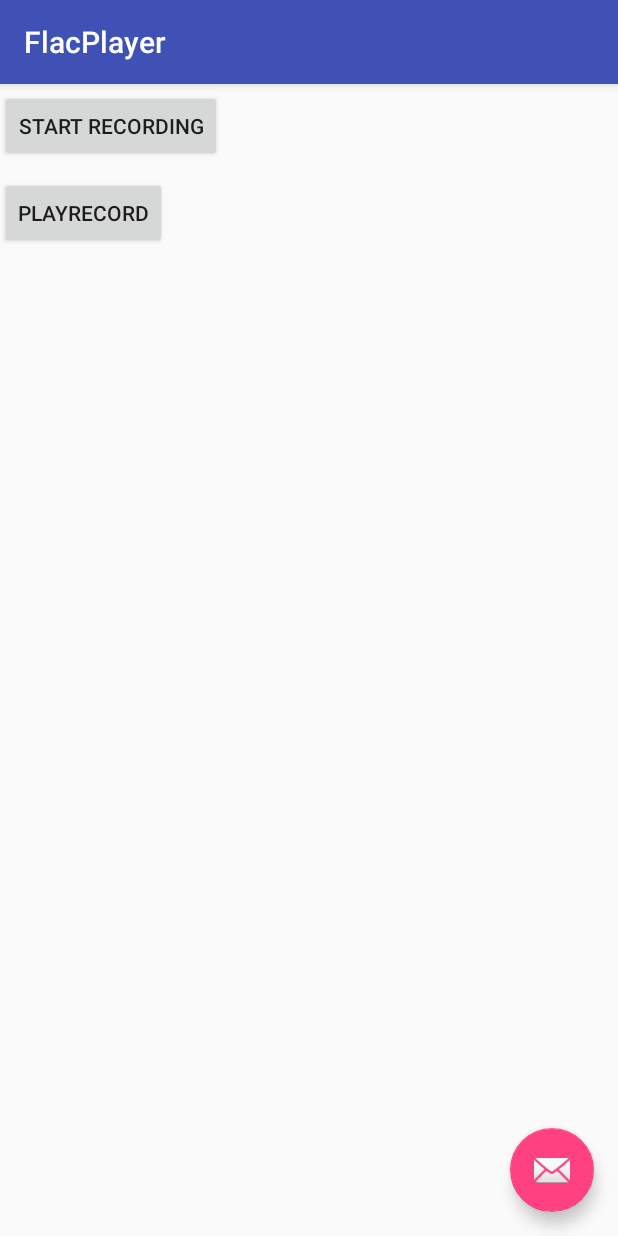
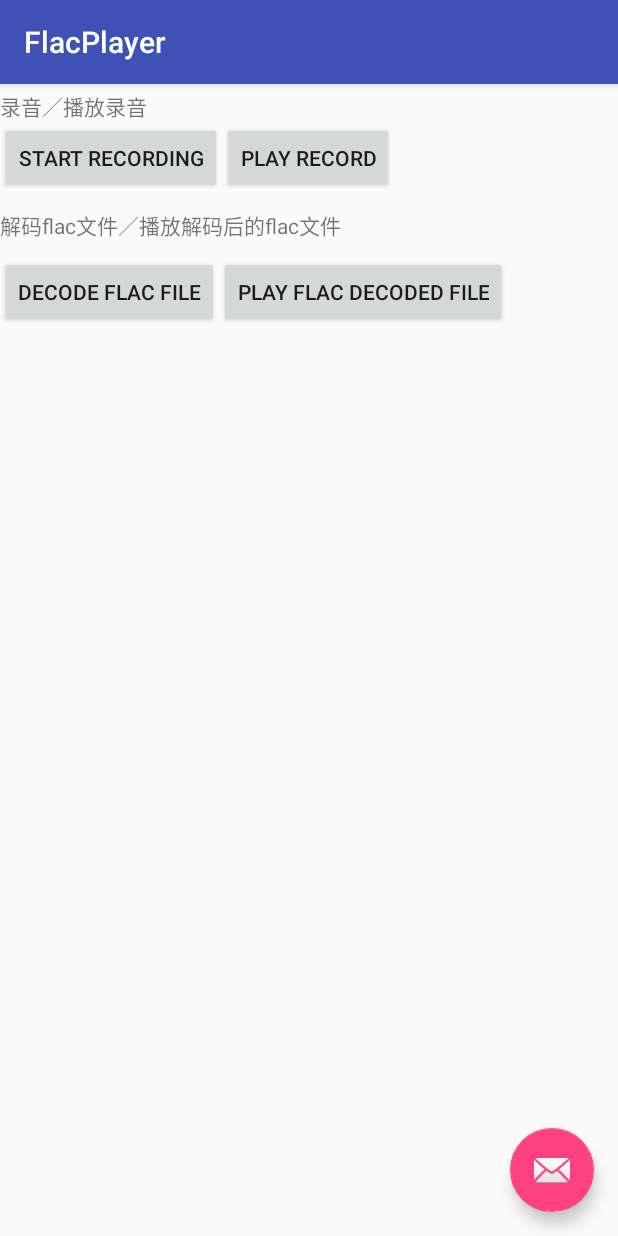
Before and after one commit to clybe/FlacPlayer, an Android app: the screen it shows after launch (MainActivity), on a phone screen of 412 x 824 dp. Run offline under Robolectric (Android 15) with nearby library versions, the light colour scheme and no system bars; libraries missing offline, so code that uses them is left out: com.nbsp.materialfilepicker.

Commit message:
add flac decoding

```diff
--- a/app/build.gradle
+++ b/app/build.gradle
@@ -36,5 +36,5 @@
     compile 'com.android.support:appcompat-v7:25.3.1'
     compile 'com.android.support.constraint:constraint-layout:1.0.2'
     compile 'com.android.support:design:25.3.1'
-    testCompile 'junit:junit:4.12'
+    compile 'com.nbsp:library:1.6'
 }
--- a/app/src/main/java/com/clybe/flacplayer/FileUtils.java
+++ b/app/src/main/java/com/clybe/flacplayer/FileUtils.java
@@ -19,4 +19,8 @@
     public static File getFile(String fileName) {
         return new File(getRootDir(), fileName);
     }
+
+    public static String getPath(String fileName) {
+        return getFile(fileName).getAbsolutePath();
+    }
 }
--- a/app/src/main/java/com/clybe/flacplayer/jni/LibFlac.java
+++ b/app/src/main/java/com/clybe/flacplayer/jni/LibFlac.java
@@ -12,6 +12,11 @@
 
     native public static String stringFromJNI();
 
-    native public static String decode();
+    /**
+     * @param inFilePath  flac input file
+     * @param outFilePath wav output file
+     * @return
+     */
+    native public static String decode(String inFilePath, String outFilePath);
 
 }
--- a/app/src/main/java/com/clybe/flacplayer/processer/ProcesserThread.java
+++ b/app/src/main/java/com/clybe/flacplayer/processer/ProcesserThread.java
@@ -28,7 +28,7 @@
         Object bufferObject;
         FileOutputStream fos = null;
         try {
-            File fileRaw = FileUtils.getFile(MainActivity.File_Raw_Name);
+            File fileRaw = FileUtils.getFile(MainActivity.Record_Raw_FileName);
             if (fileRaw.exists()) {
                 fileRaw.delete();
             }
--- a/app/src/main/java/com/clybe/flacplayer/recorder/RecorderThread.java
+++ b/app/src/main/java/com/clybe/flacplayer/recorder/RecorderThread.java
@@ -50,7 +50,7 @@
             processorQueue.put("stop");
             processerThread.join();
 
-            copyWaveFile(MainActivity.File_Raw_Name, MainActivity.File_Flac_Name);
+            copyWaveFile(MainActivity.Record_Raw_FileName, MainActivity.Record_Wav_FileName);
 
         } catch (Throwable e) {
 
--- a/app/src/main/res/layout/content_main.xml
+++ b/app/src/main/res/layout/content_main.xml
@@ -7,18 +7,57 @@
     tools:context="com.clybe.flacplayer.MainActivity"
     tools:showIn="@layout/activity_main">
 
+
+    <TextView
+        android:layout_width="match_parent"
+        android:layout_height="wrap_content"
+        android:layout_marginTop="60dp"
+        android:text="录音／播放录音" />
+
+    <LinearLayout
+        android:layout_width="wrap_content"
+        android:layout_height="wrap_content"
+        android:orientation="horizontal">
+
         <Button
             android:id="@+id/btn_record"
             android:layout_width="wrap_content"
             android:layout_height="wrap_content"
-        android:layout_marginTop="60dp"
             android:text="Start Recording" />
 
         <Button
             android:id="@+id/btn_play_record"
             android:layout_width="wrap_content"
             android:layout_height="wrap_content"
+            android:text="Play Record" />
+    </LinearLayout>
+
+
+    <TextView
+        android:layout_width="match_parent"
+        android:layout_height="wrap_content"
         android:layout_marginTop="10dp"
-        android:text="PlayRecord" />
+        android:text="解码flac文件／播放解码后的flac文件" />
+
+    <LinearLayout
+        android:layout_width="wrap_content"
+        android:layout_height="wrap_content"
+        android:orientation="horizontal">
+
+        <Button
+            android:id="@+id/btn_decode_flac_file"
+            android:layout_width="wrap_content"
+            android:layout_height="wrap_content"
+            android:layout_marginTop="10dp"
+            android:text="Decode flac file" />
+
+        <Button
+            android:id="@+id/btn_play_flac_decoded_file"
+            android:layout_width="wrap_content"
+            android:layout_height="wrap_content"
+            android:layout_marginTop="10dp"
+            android:text="Play flac decoded file" />
+    </LinearLayout>
+
 
 </LinearLayout>
--- a/build.gradle
+++ b/build.gradle
@@ -15,6 +15,9 @@
 allprojects {
     repositories {
         jcenter()
+        maven {
+            url "http://dl.bintray.com/lukaville/maven"
+        }
     }
 }
 
```
Also changed, not shown: app/src/main/java/com/clybe/flacplayer/MainActivity.java (+85 -18 lines), app/src/main/java/com/clybe/flacplayer/player/FlacPlayer.java (+19 -2 lines), app/src/main/java/com/clybe/flacplayer/player/PlayerThread.java (+12 -5 lines), app/src/main/java/com/clybe/flacplayer/processer/DecodingThread.java (added, +51 -0 lines), 1 other file. Lines whose indentation alone changed are shown as unchanged.
